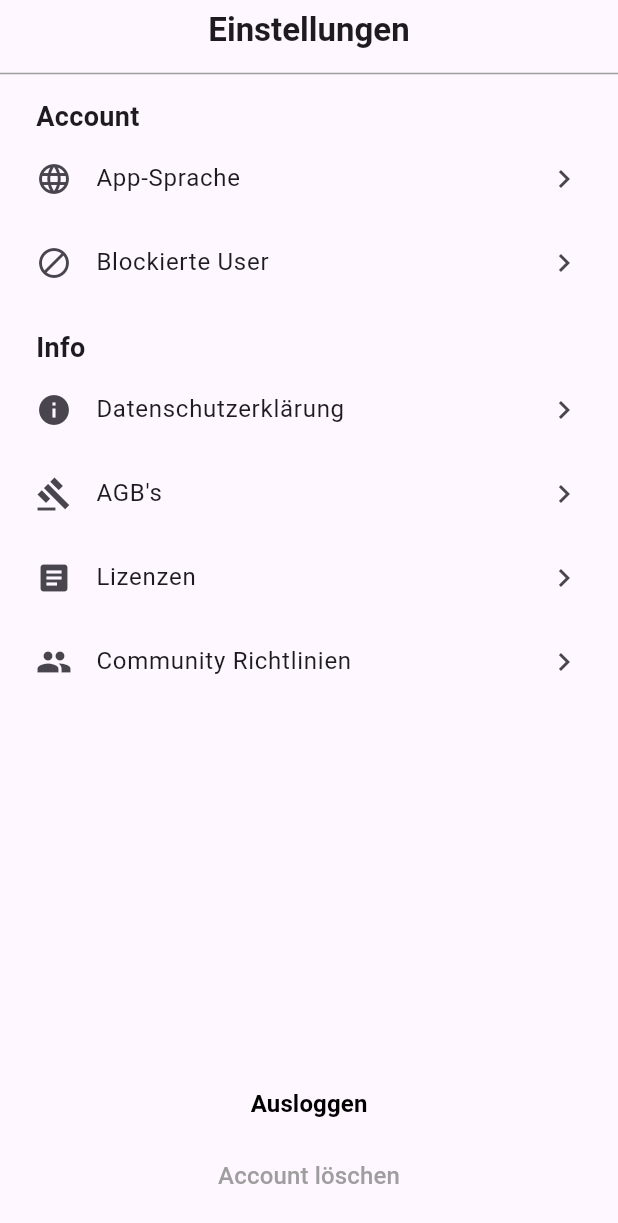
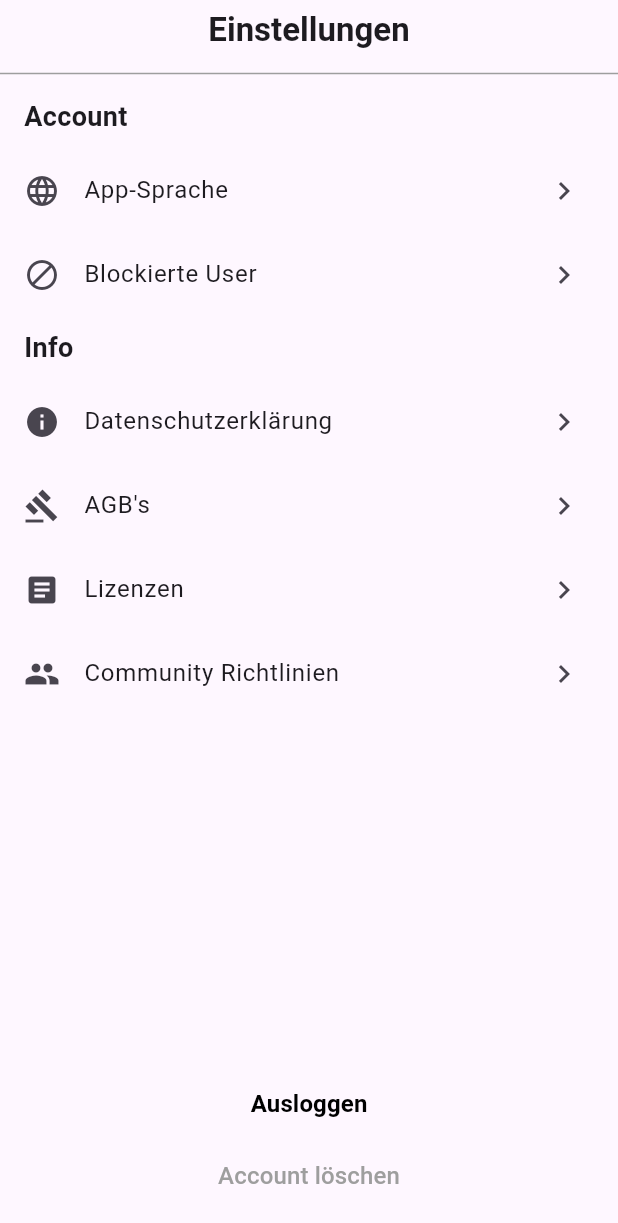
Before and after one commit to Belladonnixi/p15_anfaenger_version, a Flutter app: the screen it shows after launch, after a tap on "Ausloggen", on a phone screen of 412 x 824 dp. Shown: the top 1223 px of the screen. Run offline on Flutter 3.47's test engine with Material 3 defaults, Android fonts, the phone set to English and light mode, and no system bars.

Commit message:
update structure

```diff
--- a/lib/listview_builder_version.dart
+++ b/lib/listview_builder_version.dart
@@ -8,23 +8,41 @@ class MainApp2 extends StatelessWidget {
 
   @override
   Widget build(BuildContext context) {
-    // Eine Map, die die Kategorien und deren Listenelemente definiert. Damit kann man die Kategorien und Listenelemente in einer Liste anzeigen.
+    // // Eine Map, die die Kategorien und deren Listenelemente definiert. Damit kann man die Kategorien und Listenelemente in einer Liste anzeigen.
+    // final List<MapEntry<String, ListItem?>> itemsList =
+    //     itemsMap.entries.expand((entry) {
+    //   // Temporäre Liste für Kategoriename und Listenelemente
+    //   final List<MapEntry<String, ListItem?>> tempList = [];
+
+    //   // 1. Füge den Kategorienamen hinzu (mit null als ListItem).
+    //   // MapEntry.key ist der Kategoriename, MapEntry.value ist die Liste von ListItems.
+    //   tempList.add(MapEntry(entry.key, null));
+
+    //   // 2. Iteriere über alle Listenelemente und füge sie zur Liste hinzu.
+    //   for (var item in entry.value) {
+    //     tempList.add(MapEntry('', item));
+    //   }
+
+    //   // Gib die temporäre Liste zurück.
+    //   return tempList;
+    // }).toList(); // Konvertiere das Ergebnis in eine Liste.
+
+    //Alternative Version mit Spread-Operator:
+    //um die temporäre Liste zu erstellen und die Listenelemente hinzuzufügen.
+
     final List<MapEntry<String, ListItem?>> itemsList =
         itemsMap.entries.expand((entry) {
-      // Temporäre Liste für Kategoriename und Listenelemente
-      final List<MapEntry<String, ListItem?>> tempList = [];
+      // Für jede Kategorie (z. B. "Account", "Info") erstellen wir eine Liste.
+      return [
+        // 1. Füge einen MapEntry für den Kategorienamen hinzu.
+        // Der Wert (ListItem) ist null, da dies nur ein Titel ist.
+        MapEntry(entry.key, null),
 
-      // 1. Füge den Kategorienamen hinzu (mit null als ListItem).
-      // MapEntry.key ist der Kategoriename, MapEntry.value ist die Liste von ListItems.
-      tempList.add(MapEntry(entry.key, null));
-
-      // 2. Iteriere über alle Listenelemente und füge sie zur Liste hinzu.
-      for (var item in entry.value) {
-        tempList.add(MapEntry('', item));
-      }
-
-      // Gib die temporäre Liste zurück.
-      return tempList;
+        // 2. Füge alle Listenelemente dieser Kategorie hinzu.
+        // Jedes Listenelement wird in einen MapEntry umgewandelt, wobei der Schlüssel ein leerer String ist.
+        // ... ist der Spread-Operator, der die Liste von ListItems in eine Liste von MapEntries umwandelt.
+        ...entry.value.map((item) => MapEntry('', item)),
+      ];
     }).toList(); // Konvertiere das Ergebnis in eine Liste.
 
     /*
@@ -39,24 +57,6 @@ class MainApp2 extends StatelessWidget {
         ...
     ]
     */
-
-    //   //Alternative Version mit Spread-Operator:
-    //   //um die temporäre Liste zu erstellen und die Listenelemente hinzuzufügen.
-
-    //   final List<MapEntry<String, ListItem?>> itemsList =
-    //   itemsMap.entries.expand((entry) {
-    // // Für jede Kategorie (z. B. "Account", "Info") erstellen wir eine Liste.
-    // return [
-    //   // 1. Füge einen MapEntry für den Kategorienamen hinzu.
-    //   // Der Wert (ListItem) ist null, da dies nur ein Titel ist.
-    //   MapEntry(entry.key, null),
-
-    //   // 2. Füge alle Listenelemente dieser Kategorie hinzu.
-    //   // Jedes Listenelement wird in einen MapEntry umgewandelt, wobei der Schlüssel ein leerer String ist.
-    //   // ... ist der Spread-Operator, der die Liste von ListItems in eine Liste von MapEntries umwandelt.
-    //   ...entry.value.map((item) => MapEntry('', item)),
-    // ];
-    // }).toList(); // Konvertiere das Ergebnis in eine Liste.
 
     return MaterialApp(
       home: Scaffold(
--- a/lib/main.dart
+++ b/lib/main.dart
@@ -1,10 +1,10 @@
 import 'package:flutter/material.dart';
-// import 'package:p15_anfaenger_version/listview_builder_version.dart'; // diese Zeile auskommentieren um die ListView.builder Version zu verwenden
+import 'package:p15_anfaenger_version/listview_builder_version.dart'; // diese Zeile auskommentieren um die ListView.builder Version zu verwenden
 
 // Die Hauptfunktion, die die App startet.
 void main() {
   // MainApp2 ist die Klasse, die die ListView.builder Version enthält hier also ändern auf MainApp2
-  runApp(const MainApp());
+  runApp(const MainApp2());
 }
 
 // Eine Modelklasse, die ein Listenelement definiert.
@@ -30,121 +30,3 @@ final Map<String, List<ListItem>> itemsMap = {
     ListItem(Icons.group, 'Community Richtlinien'),
   ],
 };
-
-// Die Haupt-App-Klasse, die das Grundgerüst der App bereitstellt.
-class MainApp extends StatelessWidget {
-  const MainApp({super.key});
-
-  @override
-  Widget build(BuildContext context) {
-    return MaterialApp(
-      home: Scaffold(
-        // Die obere AppBar mit einem Titel und einer Trennlinie.
-        appBar: AppBar(
-          title: const Text(
-            'Einstellungen',
-            style: TextStyle(fontWeight: FontWeight.bold),
-          ),
-          centerTitle: true,
-          bottom: PreferredSize(
-            preferredSize: const Size.fromHeight(1.0),
-            child: Divider(
-              color: Colors.grey,
-              thickness: 1.0,
-            ),
-          ),
-        ),
-        // Der Hauptinhalt der Seite.
-        body: Column(
-          children: [
-            // Expanded sorgt dafür, dass die ListView den gesamten verfügbaren Platz einnimmt.
-            // ohne Expand würde das einen RenderFlex-Fehler verursachen (da Column nicht genügend Platz für ListView hat)
-            Expanded(
-              child: ListView(
-                // Die Map (itemsMap) wird in eine Liste von Widgets umgewandelt.
-                children: itemsMap.entries.map((entry) {
-                  return Padding(
-                    padding: const EdgeInsets.symmetric(vertical: 8.0),
-                    child: Column(
-                      crossAxisAlignment: CrossAxisAlignment.start,
-                      children: [
-                        // Kategorie-Titel (z. B. "Account" oder "Info").
-                        Padding(
-                          padding: const EdgeInsets.symmetric(horizontal: 24.0),
-                          child: Text(
-                            // Der Kategorienname wird als Titel angezeigt.
-                            entry.key,
-                            style: const TextStyle(
-                              fontSize: 18,
-                              fontWeight: FontWeight.bold,
-                            ),
-                          ),
-                        ),
-                        // Die Listenelemente innerhalb einer Kategorie.
-                        Column(
-                          // mit entry.value.map werden die ListItems in ListTiles umgewandelt.
-                          children: entry.value.map((item) {
-                            return ListTile(
-                              // contentPadding sorgt für zusätzlichen Abstand.
-                              // im Standard hat ListTile ein Padding an start von 16 Pixeln
-                              contentPadding:
-                                  EdgeInsets.symmetric(horizontal: 24),
-                              leading:
-                                  Icon(item.icon), // Icon des Listenelements
-                              title:
-                                  Text(item.title), // Titel des Listenelements
-                              trailing: const Icon(
-                                Icons.chevron_right,
-                              ),
-                              onTap: () {
-                                // Einfache Aktion beim Antippen des Listenelements.
-                                print('${item.title} tapped');
-                              },
-                            );
-                          }).toList(), // Die ListItems werden in ListTiles umgewandelt.
-                        ),
-                      ],
-                    ),
-                  );
-                }).toList(), // Die Map wird in eine Liste von Widgets konvertiert.
-              ),
-            ),
-            // Bereich am unteren Rand der Seite mit Buttons.
-            Padding(
-              padding: const EdgeInsets.all(16.0),
-              child: Column(
-                // Minimiert die Größe der Spalte basierend auf dem Inhalt.
-                mainAxisSize: MainAxisSize.min,
-                children: [
-                  // Button zum "Ausloggen".
-                  TextButton(
-                    onPressed: () => print('Ausloggen tapped'),
-                    child: const Text(
-                      'Ausloggen',
-                      style: TextStyle(
-                        color: Colors.black,
-                        fontSize: 16,
-                        fontWeight: FontWeight.bold,
-                      ),
-                    ),
-                  ),
-                  // Button zum "Account löschen".
-                  TextButton(
-                    onPressed: () => print('Account löschen tapped'),
-                    child: const Text(
-                      'Account löschen',
-                      style: TextStyle(
-                        color: Colors.grey,
-                        fontSize: 16,
-                      ),
-                    ),
-                  ),
-                ],
-              ),
-            ),
-          ],
-        ),
-      ),
-    );
-  }
-}
```
Also changed, not shown: lib/listview_version.dart (added, +120 -0 lines).
